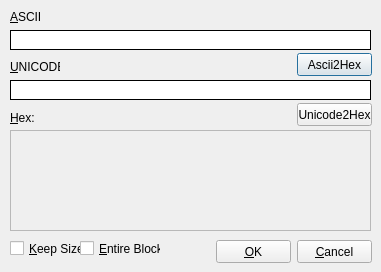
The window that x64_dbg_gui/Project/Src/Gui/HexEditDialog.ui (x64dbg/x64dbg) describes before a commit, drawn with Qt 5.
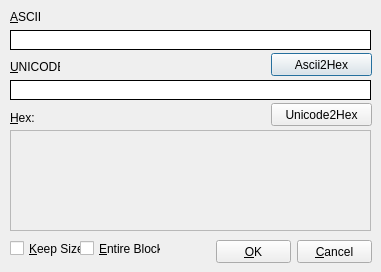
The same window after the commit. Icons and pictures are not drawn.

Commit message: GUI: fixed some button sizes in HexEditDialog

```diff
--- a/x64_dbg_gui/Project/Src/Gui/HexEditDialog.ui
+++ b/x64_dbg_gui/Project/Src/Gui/HexEditDialog.ui
@@ -141,9 +141,9 @@
   <widget class="QPushButton" name="btnAscii2Hex">
    <property name="geometry">
     <rect>
-     <x>297</x>
+     <x>271</x>
      <y>53</y>
-     <width>75</width>
+     <width>101</width>
      <height>23</height>
     </rect>
    </property>
@@ -154,9 +154,9 @@
   <widget class="QPushButton" name="btnUnicode2Hex">
    <property name="geometry">
     <rect>
-     <x>297</x>
+     <x>271</x>
      <y>103</y>
-     <width>75</width>
+     <width>101</width>
      <height>23</height>
     </rect>
    </property>
```
